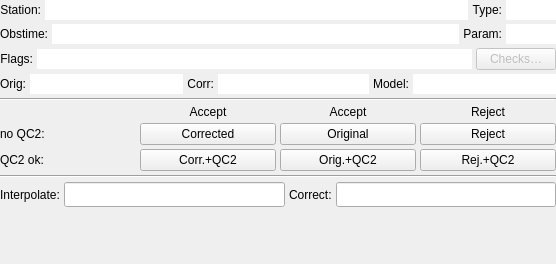
Old version of the form src/simplecorrections.ui in the repository metno/kvhqc.
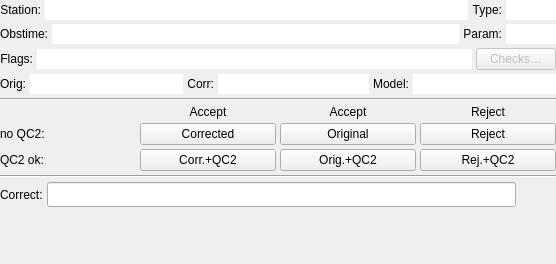
New version of the form.

Commit message: SimpleCorrections: one lineedit for corrected and interpolated

Diff of the .ui file:
```diff
--- a/src/simplecorrections.ui
+++ b/src/simplecorrections.ui
@@ -571,35 +571,12 @@
     </widget>
    </item>
    <item>
-    <layout class="QHBoxLayout" name="layoutCorrected" stretch="0,0,0,0">
+    <layout class="QHBoxLayout" name="layoutCorrected" stretch="0,0,0">
      <property name="sizeConstraint">
       <enum>QLayout::SetMinimumSize</enum>
      </property>
      <item>
-      <widget class="QLabel" name="labelInterpolateValue">
-       <property name="text">
-        <string>Interpolate:</string>
-       </property>
-      </widget>
-     </item>
-     <item>
-      <widget class="QLineEdit" name="textInterpolatedValue">
-       <property name="sizePolicy">
-        <sizepolicy hsizetype="MinimumExpanding" vsizetype="Fixed">
-         <horstretch>1</horstretch>
-         <verstretch>0</verstretch>
-        </sizepolicy>
-       </property>
-       <property name="minimumSize">
-        <size>
-         <width>80</width>
-         <height>25</height>
-        </size>
-       </property>
-      </widget>
-     </item>
-     <item>
-      <widget class="QLabel" name="labelCorrectValue">
+      <widget class="QLabel" name="labelNewCorrectedValue">
        <property name="text">
         <string>Correct:</string>
        </property>
@@ -608,7 +585,7 @@
      <item>
       <widget class="QLineEdit" name="textCorrectedValue">
        <property name="sizePolicy">
-        <sizepolicy hsizetype="MinimumExpanding" vsizetype="Fixed">
+        <sizepolicy hsizetype="Minimum" vsizetype="Fixed">
          <horstretch>1</horstretch>
          <verstretch>0</verstretch>
         </sizepolicy>
@@ -621,6 +598,19 @@
        </property>
       </widget>
      </item>
+     <item>
+      <spacer name="horizontalSpacer">
+       <property name="orientation">
+        <enum>Qt::Horizontal</enum>
+       </property>
+       <property name="sizeHint" stdset="0">
+        <size>
+         <width>40</width>
+         <height>20</height>
+        </size>
+       </property>
+      </spacer>
+     </item>
     </layout>
    </item>
    <item>
```
Left out of the diff: 25 changed lines with no effect on the pictures. The commit also changes 2 other files.
